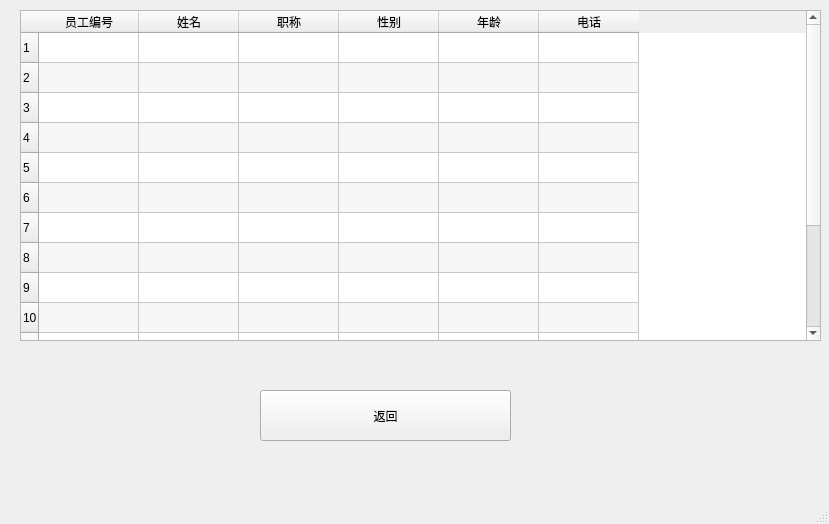
wan-qiang/Database_classdesigner, file code/user_staff.ui: the form before one commit.
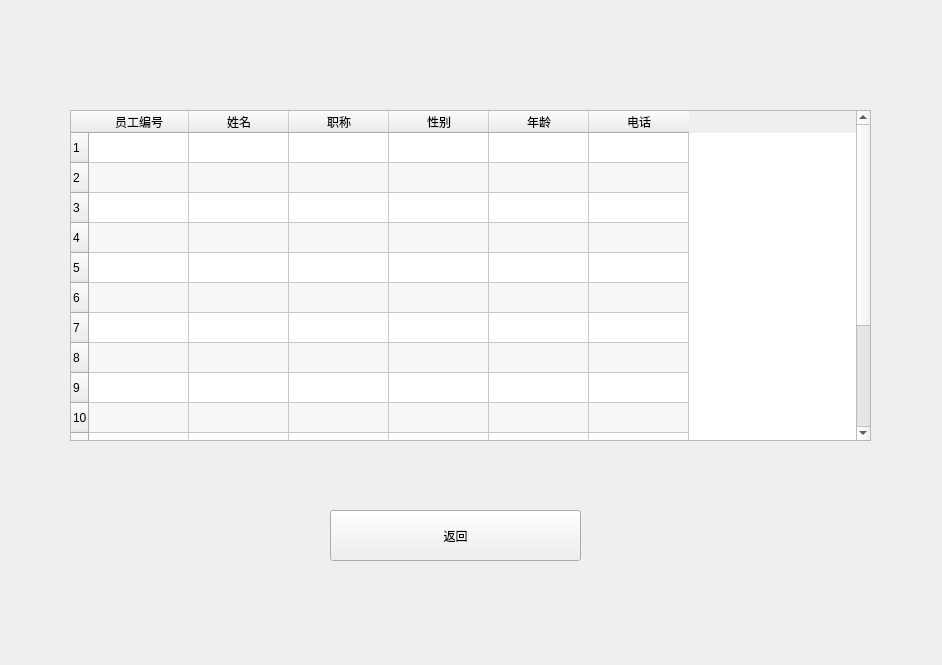
The form after the commit. Icons and pictures are not drawn.

Diff of the .ui file:
```diff
--- a/code/user_staff.ui
+++ b/code/user_staff.ui
@@ -6,19 +6,34 @@
    <rect>
     <x>0</x>
     <y>0</y>
-    <width>829</width>
-    <height>524</height>
+    <width>942</width>
+    <height>665</height>
    </rect>
   </property>
+  <property name="minimumSize">
+   <size>
+    <width>942</width>
+    <height>665</height>
+   </size>
+  </property>
+  <property name="maximumSize">
+   <size>
+    <width>942</width>
+    <height>665</height>
+   </size>
+  </property>
   <property name="windowTitle">
    <string>user_员工信息</string>
   </property>
+  <property name="styleSheet">
+   <string notr="true">#centralwidget{border-image: url(:/background/background1.jpg);}</string>
+  </property>
   <widget class="QWidget" name="centralwidget">
    <widget class="QTableWidget" name="tableWidget_2">
     <property name="geometry">
      <rect>
-      <x>20</x>
-      <y>10</y>
+      <x>70</x>
+      <y>110</y>
       <width>801</width>
       <height>331</height>
      </rect>
@@ -135,8 +150,8 @@
    <widget class="QPushButton" name="pushButton">
     <property name="geometry">
      <rect>
-      <x>260</x>
-      <y>390</y>
+      <x>330</x>
+      <y>510</y>
       <width>251</width>
       <height>51</height>
      </rect>
@@ -149,17 +164,6 @@
     </property>
    </widget>
   </widget>
-  <widget class="QMenuBar" name="menubar">
-   <property name="geometry">
-    <rect>
-     <x>0</x>
-     <y>0</y>
-     <width>829</width>
-     <height>26</height>
-    </rect>
-   </property>
-  </widget>
-  <widget class="QStatusBar" name="statusbar"/>
  </widget>
  <resources/>
  <connections/>
```
Left out of the diff: 4 changed lines with no effect on the pictures.
